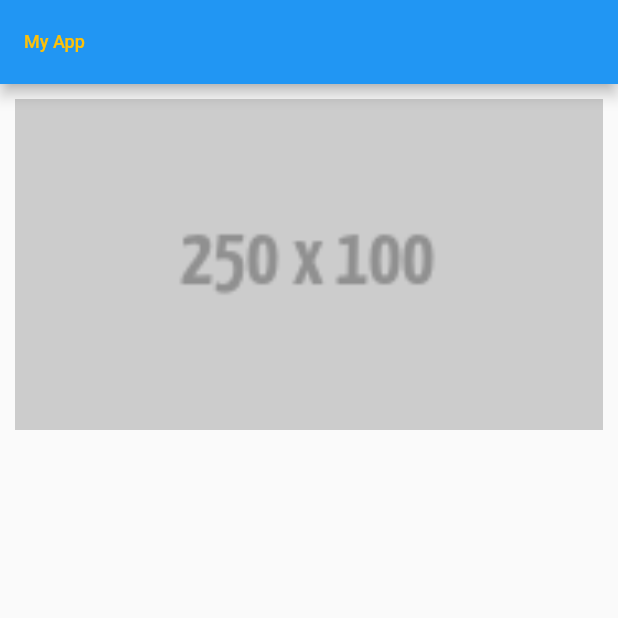
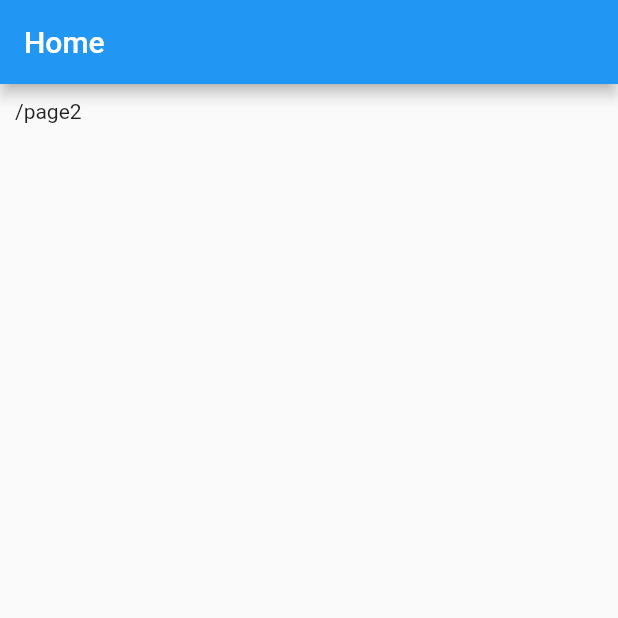
Before and after one commit to fenturechance/flutterPractice2021, a Flutter app: the screen it shows after launch, on a phone screen of 412 x 824 dp, the top half of it. Run offline on Flutter 3.47's test engine with Material 2 defaults, Android fonts, the phone set to English and light mode, and no system bars.

Commit message:
add navigator

```diff
--- a/lib/main.dart
+++ b/lib/main.dart
@@ -1,31 +1,40 @@
 import 'package:flutter/material.dart';
+import 'page2.dart';
 
+List<String> pageList = ['/page2'];
 void main() {
+
   runApp(MaterialApp(
-    home: Scaffold(
-      appBar: AppBar(
-        title: Text(
-          'My App',
-          style: TextStyle(fontSize: 12.0, color: Colors.amber),
-        ),
+    initialRoute: '/', routes: {
+    '/': (BuildContext context) => HomePage(),
+    '/page2': (BuildContext context) => Page2()
+  }));
+}
+
+class HomePage extends StatefulWidget {
+  @override
+  _HomePageState createState() => _HomePageState();
+}
+
+class _HomePageState extends State<HomePage> {
+  @override
+  Widget build(BuildContext context) {
+    return Scaffold(
+      appBar: AppBar(title: Text('Home')),
+      body: Column(
+        children: List.generate(pageList.length, (index) {
+          Map<String, String> arguments = {'title': 'Page2'};
+          return GestureDetector(
+              onTap: () {
+                Navigator.of(context).pushNamed('/page2', arguments: arguments);
+              },
+              child: _textGenerator(pageList[index]));
+        }),
       ),
-      body: Column(
-        children: [
-          Padding(
-            padding: EdgeInsets.all(10.0),
-            child: AspectRatio(
-              aspectRatio: 16 / 9,
-              child: Container(
-                decoration: BoxDecoration(
-                  image: DecorationImage(
-                      image: AssetImage('assets/images/fake250_100.png'),
-                      fit: BoxFit.cover),
-                ),
-              ),
-            ),
-          )
-        ],
-      ),
-    ),
-  ));
+    );
+  }
 }
+
+Widget _textGenerator(String text) {
+  return Padding(padding: EdgeInsets.all(10.0), child: Text(text));
+}
```
Also changed, not shown: lib/page2.dart (added, +16 -0 lines).
